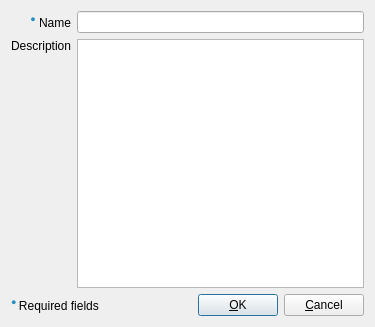
Above: Beeftext/Group/GroupDialog.ui from xmichelo/Beeftext before the change. Below: the same form after it.
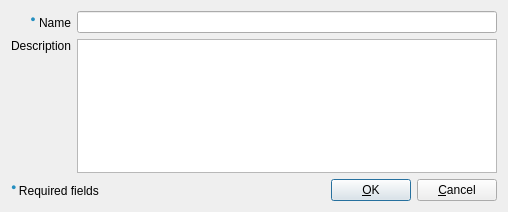
That is the form after the change.

The edit to the form file:
```diff
--- a/Beeftext/Group/GroupDialog.ui
+++ b/Beeftext/Group/GroupDialog.ui
@@ -6,8 +6,8 @@
    <rect>
     <x>0</x>
     <y>0</y>
-    <width>375</width>
-    <height>327</height>
+    <width>508</width>
+    <height>212</height>
    </rect>
   </property>
   <property name="windowTitle">
```
